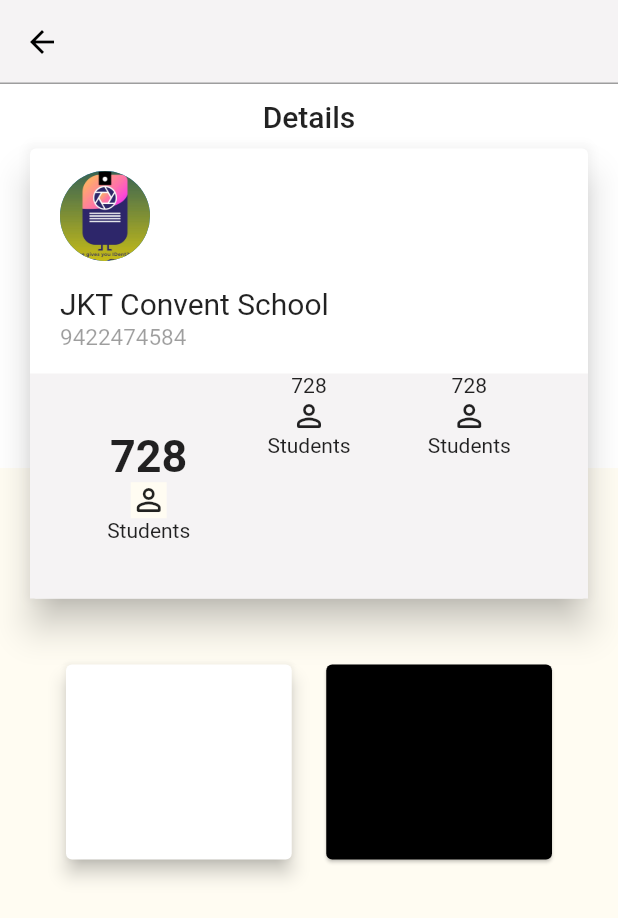
After one commit to Lidin-Alby/mid_application, a Flutter app: the SchoolDashboard screen opened directly, on a phone screen of 412 x 824 dp. The commit adds this screen. Shown: the top 918 px of the screen. Run offline on Flutter 3.47's test engine with Material 3 defaults, Android fonts, the phone set to English and light mode, and no system bars; our stand-ins replace file_picker, flutter_bloc, flutter_riverpod, flutter_slidable, font_awesome_flutter, image_picker and 6 more; missing offline and left inert: dart:ffi, dart:html, file_saver, flutter_exif_rotation, google_mlkit_face_detection; accounts and stored records are empty; network calls fail.

Commit message:
agent home screen complete

```diff
--- /dev/null
+++ b/lib/Blocs/Add school/add_school_event.dart
@@ -0,0 +1,17 @@
+abstract class AddSchoolEvent {}
+
+class AddSchoolPressed extends AddSchoolEvent {
+  String schoolCode;
+  String principalPhone;
+  String schoolName;
+  String schoolPassword;
+
+  String? schoolMail;
+
+  AddSchoolPressed(
+      {required this.schoolCode,
+      required this.principalPhone,
+      required this.schoolName,
+      required this.schoolPassword,
+      this.schoolMail});
+}
--- /dev/null
+++ b/lib/Blocs/Add school/add_school_state.dart
@@ -0,0 +1,12 @@
+abstract class AddSchoolState {}
+
+class AddSchoolInitial extends AddSchoolState {}
+
+class AddSchoolLoading extends AddSchoolState {}
+
+class SchoolAdded extends AddSchoolState {}
+
+class SchoolAddError extends AddSchoolState {
+  final String error;
+  SchoolAddError(this.error);
+}
--- a/lib/Blocs/school_event.dart
+++ b/lib/Blocs/school_event.dart
@@ -1,3 +1,11 @@
-abstract class SchoolEvent {}
+import 'package:mid_application/models/school.dart';
 
-class Loadschools extends SchoolEvent {}
+abstract class SchoolListEvent {}
+
+class LoadschoolList extends SchoolListEvent {}
+
+class SchoolListUpdated extends SchoolListEvent {
+  final List<School> schools;
+
+  SchoolListUpdated({required this.schools});
+}
--- a/lib/Blocs/school_state.dart
+++ b/lib/Blocs/school_state.dart
@@ -1,17 +1,17 @@
 import 'package:mid_application/models/school.dart';
 
-abstract class SchoolState {}
+abstract class SchoolListState {}
 
-class SchoolInitial extends SchoolState {}
+class SchoolListInitial extends SchoolListState {}
 
-class SchoolLoading extends SchoolState {}
+class SchoolListLoading extends SchoolListState {}
 
-class SchoolLoaded extends SchoolState {
+class SchoolListLoaded extends SchoolListState {
   final List<School> schools;
-  SchoolLoaded(this.schools);
+  SchoolListLoaded(this.schools);
 }
 
-class SchoolError extends SchoolState {
+class SchoolListError extends SchoolListState {
   final String error;
-  SchoolError(this.error);
+  SchoolListError(this.error);
 }
--- /dev/null
+++ b/lib/Screens/school_dashboard.dart
@@ -0,0 +1,154 @@
+import 'package:flutter/material.dart';
+
+class SchoolDashboard extends StatelessWidget {
+  const SchoolDashboard({super.key});
+
+  @override
+  Widget build(BuildContext context) {
+    return Scaffold(
+      appBar: AppBar(),
+      body: Stack(
+        children: [
+          Column(
+            children: [
+              Expanded(flex: 1, child: Container()),
+              Expanded(
+                flex: 2,
+                child: Container(
+                  color: const Color.fromARGB(255, 255, 252, 242),
+                ),
+              ),
+            ],
+          ),
+          SingleChildScrollView(
+            child: Column(
+              children: [
+                SizedBox(
+                  height: 10,
+                ),
+                Text('Details', style: Theme.of(context).textTheme.titleLarge),
+                SizedBox(
+                  height: 10,
+                ),
+                Card(
+                  margin: const EdgeInsets.symmetric(horizontal: 20),
+                  elevation: 10,
+                  child: Column(
+                    children: [
+                      Container(
+                        alignment: Alignment.centerLeft,
+                        padding:
+                            EdgeInsets.symmetric(vertical: 15, horizontal: 20),
+                        height: 150,
+                        child: Column(
+                          crossAxisAlignment: CrossAxisAlignment.start,
+                          children: [
+                            CircleAvatar(
+                              radius: 30,
+                              backgroundImage:
+                                  AssetImage('assets/images/logoImg.jpg'),
+                            ),
+                            Spacer(),
+                            Text(
+                              'JKT Convent School',
+                              style: TextStyle(
+                                fontSize: 20,
+                                fontWeight: FontWeight.w400,
+                              ),
+                            ),
+                            SizedBox(
+                              height: 2,
+                            ),
+                            Text(
+                              '9422474584',
+                              style: TextStyle(
+                                  fontSize: 15, color: Colors.black38),
+                            ),
+                          ],
+                        ),
+                      ),
+                      Container(
+                        // padding: EdgeInsets.symmetric(vertical: ),
+                        height: 150,
+                        color: const Color.fromARGB(255, 245, 243, 244),
+                        child: Row(
+                          mainAxisAlignment: MainAxisAlignment.spaceEvenly,
+                          children: [
+                            Column(
+                              mainAxisAlignment: MainAxisAlignment.center,
+                              children: [
+                                Text(
+                                  '728',
+                                  style: TextStyle(
+                                    fontSize: 30,
+                                    fontWeight: FontWeight.bold,
+                                  ),
+                                ),
+                                Container(
+                                  color:
+                                      const Color.fromARGB(255, 255, 252, 242),
+                                  child: Icon(
+                                    Icons.person_outline_rounded,
+                                    size: 24,
+                                  ),
+                                ),
+                                Text('Students'),
+                              ],
+                            ),
+                            Column(
+                              children: [
+                                Text('728'),
+                                Icon(Icons.person_outline_rounded),
+                                Text('Students'),
+                              ],
+                            ),
+                            Column(
+                              children: [
+                                Text('728'),
+                                Icon(Icons.person_outline_rounded),
+                                Text('Students'),
+                              ],
+                            ),
+                          ],
+                        ),
+                      )
+                    ],
+                  ),
+                ),
+                SizedBox(
+                  height: 40,
+                ),
+                Padding(
+                  padding: const EdgeInsets.symmetric(horizontal: 40),
+                  child: Row(
+                    spacing: 15,
+                    children: [
+                      Expanded(
+                        child: Card(
+                          elevation: 5,
+                          child: Container(
+                            height: 130,
+                            width: 130,
+                          ),
+                        ),
+                      ),
+                      Expanded(
+                        child: Card(
+                          color: Colors.black,
+                          child: Container(
+                            height: 130,
+                            width: 130,
+                          ),
+                        ),
+                      ),
+                    ],
+                  ),
+                )
+              ],
+            ),
+          ),
+        ],
+      ),
+    );
+  }
+}
--- a/lib/models/school.dart
+++ b/lib/models/school.dart
@@ -1,5 +1,3 @@
-import 'dart:typed_data';
-
 class School {
   String schoolCode;
   String? schoolName;
@@ -12,8 +10,8 @@ class School {
   String? estCode;
   String? affNo;
   String? principalName;
-  Uint8List? schoolLogo;
-  Uint8List? principalSign;
+  String? schoolLogo;
+  String? principalSign;
 
   School({
     required this.schoolCode,
```
Also changed, not shown: lib/Blocs/Add school/add_school_bloc.dart (added, +48 -0 lines), lib/Blocs/school_bloc.dart (+14 -7 lines), lib/Screens/add_school_model.dart (+45 -5 lines), lib/Screens/agent_home_screen.dart (+65 -19 lines), lib/main.dart (+17 -4 lines), 4 other files.
